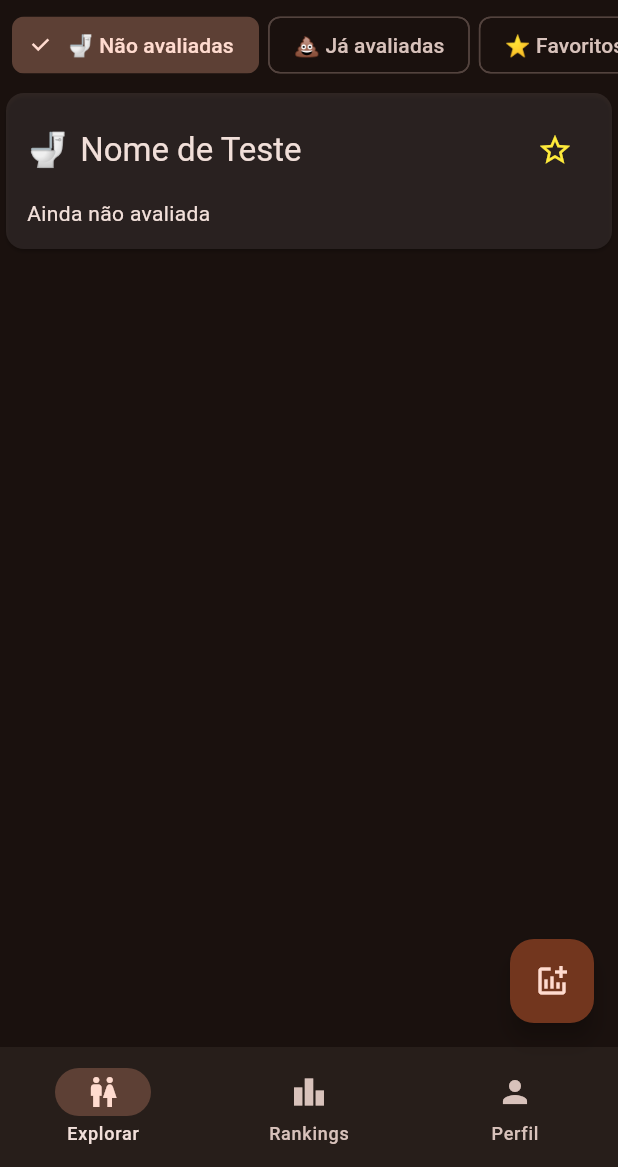
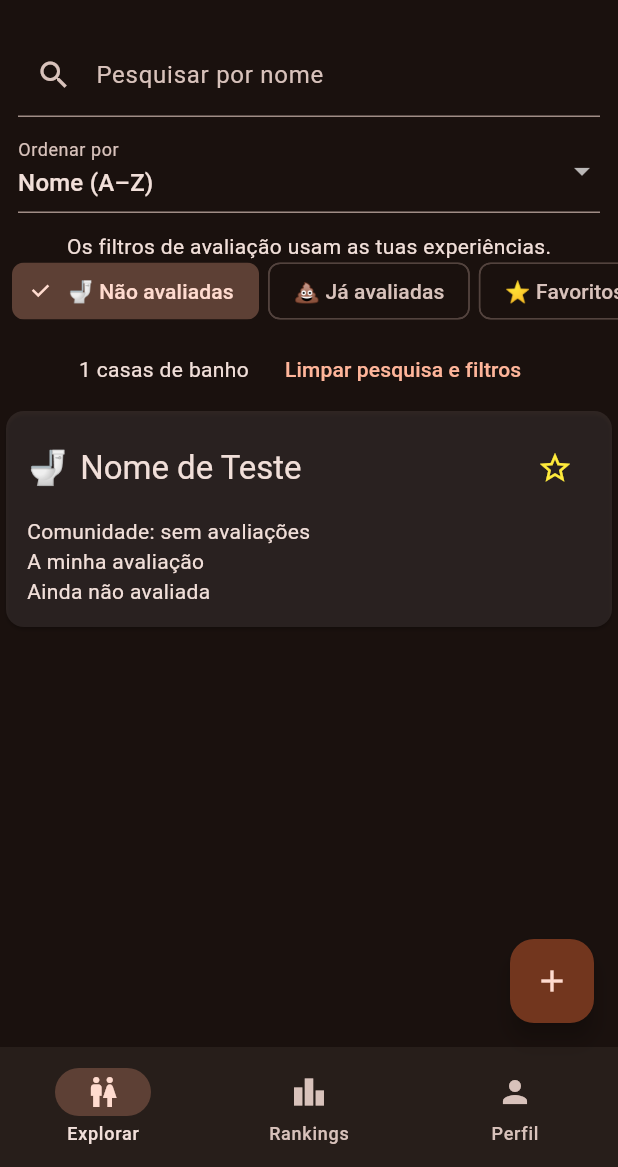
Before and after one commit to Samuel-Fortunato/bath_royale, a Flutter app: the screen it shows after launch, after a tap on "🚽 Não avaliadas", on a phone screen of 412 x 824 dp, the part 69-1236 px from its top. Run offline on Flutter 3.47's test engine with Material 3 defaults, Android fonts, the phone set to English and light mode, and no system bars; our stand-ins replace flutter_rating_bar.

Commit message:
feat: add bathroom creation and Explore discovery controls

```diff
--- /dev/null
+++ b/lib/models/bathroom_sort.dart
@@ -0,0 +1,39 @@
+import 'bathroom_entry.dart';
+
+enum BathroomSort { community, personal, name, latestVisit }
+
+List<BathroomEntry> sortBathrooms(
+  Iterable<BathroomEntry> entries,
+  BathroomSort sort,
+) {
+  int descending<T extends Comparable<dynamic>>(T? a, T? b) {
+    if (a == null) return b == null ? 0 : 1;
+    if (b == null) return -1;
+    return b.compareTo(a);
+  }
+
+  final result = entries.toList();
+  result.sort((a, b) {
+    final primary = switch (sort) {
+      BathroomSort.community => descending(
+        a.communityRating,
+        b.communityRating,
+      ),
+      BathroomSort.personal => descending(
+        a.personalReview?.rating,
+        b.personalReview?.rating,
+      ),
+      BathroomSort.latestVisit => descending(
+        a.activity.lastVisitedAt,
+        b.activity.lastVisitedAt,
+      ),
+      BathroomSort.name => 0,
+    };
+    if (primary != 0) return primary;
+    final name = a.bathroom.name.toLowerCase().compareTo(
+      b.bathroom.name.toLowerCase(),
+    );
+    return name != 0 ? name : a.bathroom.id.compareTo(b.bathroom.id);
+  });
+  return result;
+}
--- a/lib/pages/explore.dart
+++ b/lib/pages/explore.dart
@@ -1,3 +1,4 @@
+import '../models/bathroom_sort.dart';
 import 'package:bath_royale/models/bathroom_entry.dart';
 import 'package:bath_royale/models/bathroom_filters.dart';
 import 'package:bath_royale/widgets/wc_card.dart';
@@ -16,6 +17,19 @@ class ExplorePage extends StatefulWidget {
 
 class _ExplorePageState extends State<ExplorePage> {
   Set<BathroomFilter> activeFilters = {};
+  final _search = TextEditingController();
+  BathroomSort _sort = BathroomSort.name;
+
+  @override
+  void dispose() {
+    _search.dispose();
+    super.dispose();
+  }
+
+  void _clear() => setState(() {
+    _search.clear();
+    activeFilters.clear();
+  });
 
   List<BathroomEntry> applyFilters(List<BathroomEntry> list) {
     for (final filter in bathroomFilters) {
@@ -66,10 +80,70 @@ class _ExplorePageState extends State<ExplorePage> {
   @override
   Widget build(BuildContext context) {
     final appState = context.watch<AppState>();
-    final filteredWCs = applyFilters(appState.entries);
+    final query = AppState.normalizeName(_search.text);
+    final filteredWCs = sortBathrooms(
+      applyFilters(appState.entries).where(
+        (entry) => AppState.normalizeName(entry.bathroom.name).contains(query),
+      ),
+      _sort,
+    );
 
-    return Column(
+    return Center(
+      child: ConstrainedBox(
+        constraints: const BoxConstraints(maxWidth: 1000),
+        child: Column(
           children: [
+            Padding(
+              padding: const EdgeInsets.all(12),
+              child: Column(
+                children: [
+                  TextField(
+                    controller: _search,
+                    onChanged: (_) => setState(() {}),
+                    decoration: InputDecoration(
+                      labelText: 'Pesquisar por nome',
+                      prefixIcon: const Icon(Icons.search),
+                      suffixIcon: _search.text.isEmpty
+                          ? null
+                          : IconButton(
+                              tooltip: 'Limpar pesquisa',
+                              icon: const Icon(Icons.close),
+                              onPressed: () => setState(() => _search.clear()),
+                            ),
+                    ),
+                  ),
+                  const SizedBox(height: 8),
+                  DropdownButtonFormField<BathroomSort>(
+                    initialValue: _sort,
+                    isExpanded: true,
+                    decoration: const InputDecoration(labelText: 'Ordenar por'),
+                    items: const [
+                      DropdownMenuItem(
+                        value: BathroomSort.name,
+                        child: Text('Nome (A–Z)'),
+                      ),
+                      DropdownMenuItem(
+                        value: BathroomSort.community,
+                        child: Text('Avaliação da comunidade'),
+                      ),
+                      DropdownMenuItem(
+                        value: BathroomSort.personal,
+                        child: Text('A minha avaliação'),
+                      ),
+                      DropdownMenuItem(
+                        value: BathroomSort.latestVisit,
+                        child: Text('Última visita (mais recente)'),
+                      ),
+                    ],
+                    onChanged: (value) => setState(() => _sort = value!),
+                  ),
+                ],
+              ),
+            ),
+            const Padding(
+              padding: EdgeInsets.symmetric(horizontal: 12),
+              child: Text('Os filtros de avaliação usam as tuas experiências.'),
+            ),
             SizedBox(
               height: 40,
               child: ListView.separated(
@@ -88,8 +162,30 @@ class _ExplorePageState extends State<ExplorePage> {
               ),
             ),
             const SizedBox(height: 8),
+            Wrap(
+              crossAxisAlignment: WrapCrossAlignment.center,
+              spacing: 12,
+              children: [
+                Text('${filteredWCs.length} casas de banho'),
+                if (activeFilters.isNotEmpty || _search.text.isNotEmpty)
+                  TextButton(
+                    onPressed: _clear,
+                    child: const Text('Limpar pesquisa e filtros'),
+                  ),
+              ],
+            ),
             Expanded(
-          child: ListView.builder(
+              child: filteredWCs.isEmpty
+                  ? SingleChildScrollView(
+                      padding: const EdgeInsets.all(24),
+                      child: Text(
+                        appState.entries.isEmpty
+                            ? 'Ainda não há tronos. Usa + para criar o primeiro! 🚽'
+                            : 'Nenhum trono à vista. Experimenta limpar a pesquisa e os filtros. 🚽',
+                      ),
+                    )
+                  : ListView.builder(
+                      padding: const EdgeInsets.only(bottom: 88),
                       itemCount: filteredWCs.length,
                       itemBuilder: (context, i) => WcCard(
                         entry: filteredWCs[i],
@@ -109,6 +205,8 @@ class _ExplorePageState extends State<ExplorePage> {
                     ),
             ),
           ],
+        ),
+      ),
     );
   }
 }
--- a/lib/pages/home.dart
+++ b/lib/pages/home.dart
@@ -1,3 +1,4 @@
+import 'bathroom_form.dart';
 import 'package:bath_royale/pages/explore.dart';
 import 'package:flutter/material.dart';
 import 'package:provider/provider.dart';
@@ -48,8 +49,16 @@ class _HomePageState extends State<HomePage> {
         ],
       ),
       floatingActionButton: FloatingActionButton(
-        onPressed: () {},
-        child: Icon(Icons.addchart),
+        tooltip: 'Criar casa de banho',
+        onPressed: () => Navigator.of(context).push(
+          MaterialPageRoute<void>(
+            builder: (_) => ChangeNotifierProvider.value(
+              value: appState,
+              child: const BathroomFormPage(),
+            ),
+          ),
+        ),
+        child: const Icon(Icons.add),
       ),
       floatingActionButtonLocation: FloatingActionButtonLocation.endFloat,
       body: IndexedStack(
--- a/lib/state/app_state.dart
+++ b/lib/state/app_state.dart
@@ -7,7 +7,9 @@ import 'sample_data.dart';
 
 class AppState extends ChangeNotifier {
   final String currentUserId;
-  final List<Bathroom> allBathrooms;
+  final List<Bathroom> _bathrooms;
+
+  List<Bathroom> get allBathrooms => List.unmodifiable(_bathrooms);
   final List<Review> _reviews;
   final Map<(String, String), BathroomActivity> _activities = {};
 
@@ -16,7 +18,7 @@ class AppState extends ChangeNotifier {
     List<Bathroom>? bathrooms,
     List<Review>? reviews,
     List<BathroomActivity>? activities,
-  }) : allBathrooms = List.unmodifiable(bathrooms ?? sampleBathrooms),
+  }) : _bathrooms = List.of(bathrooms ?? sampleBathrooms),
        _reviews = List.of(
          reviews ?? (bathrooms == null ? createSampleReviews() : <Review>[]),
        ) {
@@ -50,6 +52,39 @@ class AppState extends ChangeNotifier {
       }
       _activities[key] = activity;
     }
+  }
+
+  static String normalizeName(String name) =>
+      name.trim().replaceAll(RegExp(r'\s+'), ' ').toLowerCase();
+
+  String? validateBathroomName(String name) {
+    final cleaned = name.trim().replaceAll(RegExp(r'\s+'), ' ');
+    if (cleaned.isEmpty) return 'Dá um nome a este trono.';
+    if (cleaned.length > 100) return 'Usa até 100 caracteres.';
+    if (cleaned.contains(RegExp(r'[\x00-\x1F\x7F]'))) {
+      return 'Usa apenas texto numa linha.';
+    }
+    if (_bathrooms.any((b) => normalizeName(b.name) == normalizeName(name))) {
+      return 'Já existe uma casa de banho com este nome.';
+    }
+    return null;
+  }
+
+  Bathroom createBathroom(String name) {
+    final error = validateBathroomName(name);
+    if (error != null) throw ArgumentError(error);
+    var serial = _bathrooms.length + 1;
+    while (_bathrooms.any((b) => b.id == 'bathroom-$serial')) {
+      serial++;
+    }
+    final bathroom = Bathroom(
+      id: 'bathroom-$serial',
+      name: name.trim().replaceAll(RegExp(r'\s+'), ' '),
+      createdBy: currentUserId,
+    );
+    _bathrooms.add(bathroom);
+    notifyListeners();
+    return bathroom;
   }
 
   List<Review> get reviews => List.unmodifiable(_reviews);
--- a/lib/widgets/wc_card.dart
+++ b/lib/widgets/wc_card.dart
@@ -63,6 +63,12 @@ class WcCard extends StatelessWidget {
                 ],
               ),
               const SizedBox(height: 8),
+              Text(
+                entry.communityRating == null
+                    ? 'Comunidade: sem avaliações'
+                    : 'Comunidade: ${entry.communityRating!.toStringAsFixed(1)} / 5 (${entry.reviewCount})',
+              ),
+              const Text('A minha avaliação'),
               if (review == null)
                 Text(
                   "Ainda não avaliada",
@@ -93,8 +99,8 @@ class WcCard extends StatelessWidget {
                   runSpacing: 4,
                   children: [
                     infoSpan("Higiene", review.hygieneText),
-                    infoSpan("Confort", review.comfortText),
-                    infoSpan("Aesthetics", review.aestheticText),
+                    infoSpan("Conforto", review.comfortText),
+                    infoSpan("Estética", review.aestheticText),
                     infoSpan("Papel", review.paperText),
                   ],
                 ),
```
Also changed, not shown: lib/pages/bathroom_form.dart (added, +84 -0 lines), 6 other files. Lines whose indentation alone changed are shown as unchanged.
